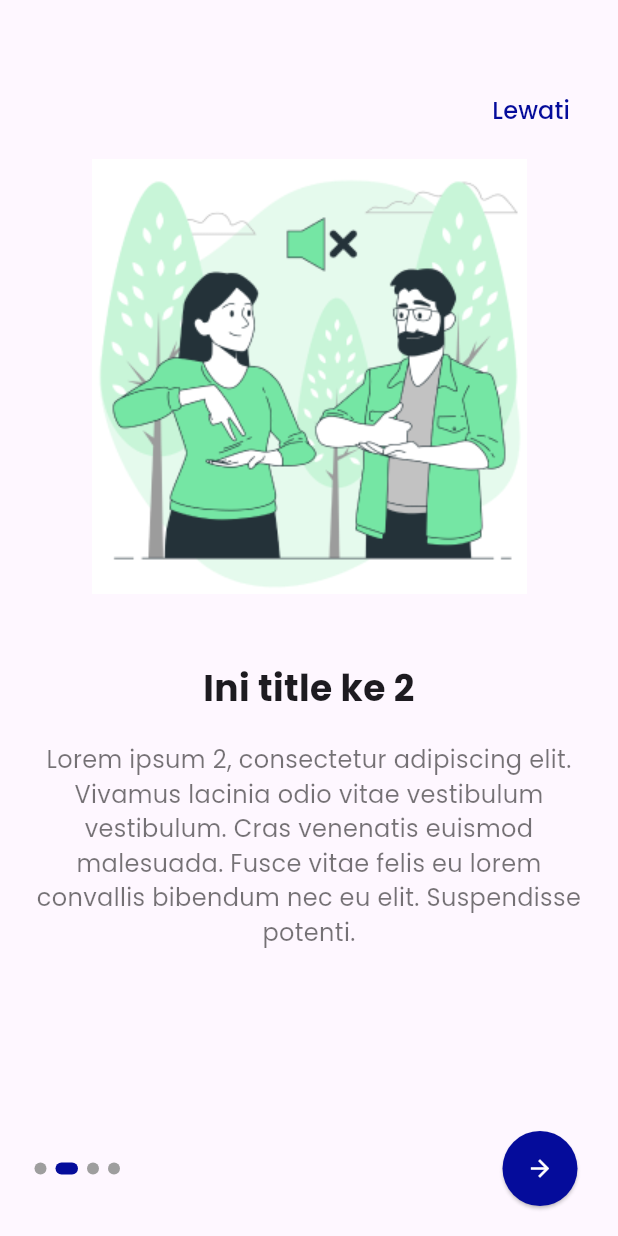
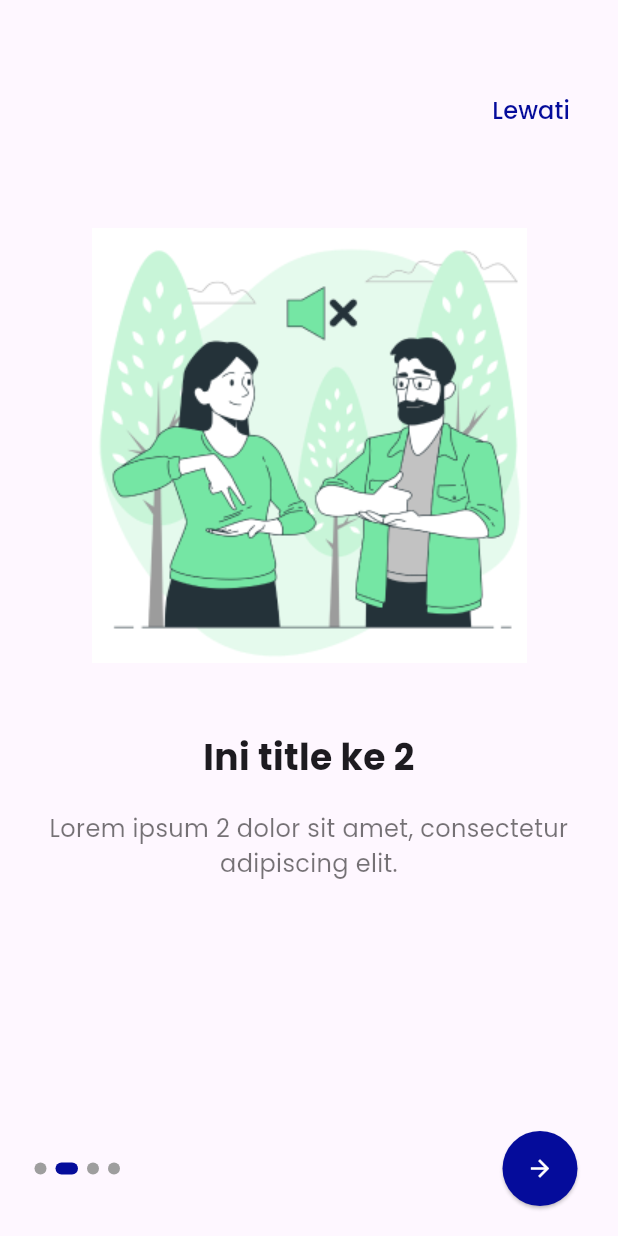
Before and after one commit to azkalbhqi/deafspace-Raion, a Flutter app: the OnboardingScreen screen opened directly, after a tap on the "arrow forward" icon, on a phone screen of 412 x 824 dp. Run offline on Flutter 3.47's test engine with Material 3 defaults, Android fonts, the phone set to English and light mode, and no system bars; our stand-ins replace firebase_auth, firebase_core, flutter_tts, fluttertoast, google_fonts; accounts and stored records are empty.

Commit message:
Commit TTS and OnBoarding Page Prototype

```diff
--- a/lib/main.dart
+++ b/lib/main.dart
@@ -31,11 +31,11 @@ class MyApp extends StatelessWidget {
 
 //testing Onboard
       // home: OnboardingScreen(),
-      // home: SplashScreen(),
+      home: SplashScreen(),
       // home: Login()
 
 //Testing feature
-      home: Translate(),
+      // home: Translate(),
     );
   }
 }
--- a/lib/onboarding/ob1.dart
+++ b/lib/onboarding/ob1.dart
@@ -1,6 +1,7 @@
 import 'package:deafspace_prod/styles.dart';
 import 'package:flutter/material.dart';
 import 'package:google_fonts/google_fonts.dart';
+import 'package:deafspace_prod/pages/login/login.dart';
 
 class OnboardingScreen extends StatefulWidget {
   const OnboardingScreen({Key? key}) : super(key: key);
@@ -18,15 +19,13 @@ class _OnboardingScreenState extends State<OnboardingScreen> {
     "Ini title ke 2",
     "Ini title ke 3",
     "Ini title ke 4",
-    // Add more titles for other pages
   ];
 
   final List<String> _descriptions = [
-    "Lorem ipsum 1 dolor sit amet, consectetur adipiscing elit. Vivamus lacinia odio vitae vestibulum vestibulum. Cras venenatis euismod malesuada. Fusce vitae felis eu lorem convallis bibendum nec eu elit. Suspendisse potenti.",
-    "Lorem ipsum 2, consectetur adipiscing elit. Vivamus lacinia odio vitae vestibulum vestibulum. Cras venenatis euismod malesuada. Fusce vitae felis eu lorem convallis bibendum nec eu elit. Suspendisse potenti.",
-    "Lorem ipsum 3, consectetur adipiscing elit. Vivamus lacinia odio vitae vestibulum vestibulum. Cras venenatis euismod malesuada. Fusce vitae felis eu lorem convallis bibendum nec eu elit. Suspendisse potenti.",
-    "Lorem ipsum 4, consectetur adipiscing elit. Vivamus lacinia odio vitae vestibulum vestibulum. Cras venenatis euismod malesuada. Fusce vitae felis eu lorem convallis bibendum nec eu elit. Suspendisse potenti.",
-    // Add more descriptions for other pages
+    "Lorem ipsum 1 dolor sit amet, consectetur adipiscing elit.",
+    "Lorem ipsum 2 dolor sit amet, consectetur adipiscing elit.",
+    "Lorem ipsum 3 dolor sit amet, consectetur adipiscing elit.",
+    "Lorem ipsum 4 dolor sit amet, consectetur adipiscing elit.",
   ];
 
   final List<String> _images = [
@@ -34,11 +33,24 @@ class _OnboardingScreenState extends State<OnboardingScreen> {
     'assets/images/img/2.png',
     'assets/images/img/3.png',
     'assets/images/img/4.png',
-    // Add paths for other images for other pages
   ];
 
   void _skipOnboarding() {
-    // Implement what happens when the "Lewati" button is pressed
+    Navigator.pushReplacement(
+      context,
+      MaterialPageRoute(builder: (context) => Login()),
+    );
+  }
+
+  void _goToNextPage() {
+    if (_currentIndex < _titles.length - 1) {
+      _controller.nextPage(
+        duration: const Duration(milliseconds: 300),
+        curve: Curves.ease,
+      );
+    } else {
+      _skipOnboarding();  // Navigate to the next page after the last onboarding screen
+    }
   }
 
   @override
@@ -65,7 +77,7 @@ class _OnboardingScreenState extends State<OnboardingScreen> {
                         mainAxisAlignment: MainAxisAlignment.center,
                         children: [
                           Image.asset(
-                            _images[index], // Make sure this path is correct
+                            _images[index], // Ensure these paths are correct
                             height: 300, // Adjust as needed
                           ),
                           const SizedBox(height: 40),
@@ -84,6 +96,7 @@ class _OnboardingScreenState extends State<OnboardingScreen> {
                 controller: _controller,
                 currentIndex: _currentIndex,
                 length: _titles.length,
+                onNext: _goToNextPage,
               ),
               const SizedBox(height: 20),
             ],
@@ -148,12 +161,14 @@ class TimelineAndNextButton extends StatelessWidget {
   final PageController controller;
   final int currentIndex;
   final int length;
+  final VoidCallback onNext;
 
   const TimelineAndNextButton({
     Key? key,
     required this.controller,
     required this.currentIndex,
     required this.length,
+    required this.onNext,
   }) : super(key: key);
 
   @override
@@ -177,16 +192,7 @@ class TimelineAndNextButton extends StatelessWidget {
             }),
           ),
           ElevatedButton(
-            onPressed: () {
-              if (currentIndex < length - 1) {
-                controller.nextPage(
-                  duration: const Duration(milliseconds: 300),
-                  curve: Curves.ease,
-                );
-              } else {
-                // Navigate to another page after the last onboarding screen
-              }
-            },
+            onPressed: onNext,
             style: ElevatedButton.styleFrom(
               shape: const CircleBorder(),
               padding: const EdgeInsets.all(16),
--- a/lib/onboarding/splash.dart
+++ b/lib/onboarding/splash.dart
@@ -1,6 +1,6 @@
 import 'package:flutter/material.dart';
 import 'package:deafspace_prod/styles.dart';
-import 'package:deafspace_prod/pages/login/login.dart';
+import 'package:deafspace_prod/onboarding/ob1.dart';
 
 class SplashScreen extends StatefulWidget {
   const SplashScreen({Key? key}) : super(key: key);
@@ -22,7 +22,7 @@ class _SplashScreenState extends State<SplashScreen> {
       Navigator.pushReplacement(
         context,
         MaterialPageRoute(
-          builder: (context) => Login(),
+          builder: (context) =>  OnboardingScreen(),
         ),
       );
     }
```
Also changed, not shown: lib/pages/featurepage/translate.dart (+5 -5 lines).
